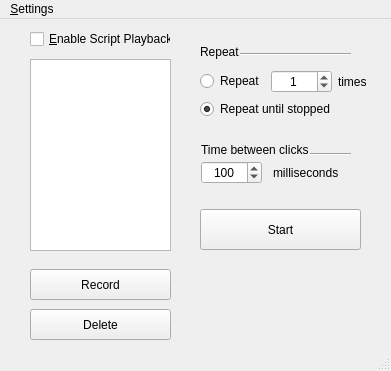
The window that pyside6_ui/monday.ui (tonycpmeum/input_record_playback) describes before a commit, drawn with Qt 5.
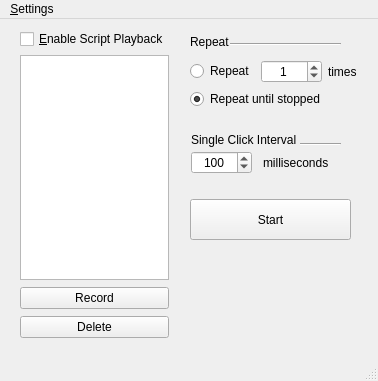
The same window after the commit. Custom widgets are drawn as their Qt base class.

Commit message: added UI custom behavior

```diff
--- a/pyside6_ui/monday.ui
+++ b/pyside6_ui/monday.ui
@@ -2,110 +2,41 @@
 <ui version="4.0">
  <class>MainWindow</class>
  <widget class="QMainWindow" name="MainWindow">
+  <property name="enabled">
+   <bool>true</bool>
+  </property>
   <property name="geometry">
    <rect>
     <x>0</x>
     <y>0</y>
-    <width>391</width>
-    <height>371</height>
+    <width>378</width>
+    <height>381</height>
    </rect>
   </property>
   <property name="windowTitle">
    <string>MainWindow</string>
   </property>
+  <property name="toolButtonStyle">
+   <enum>Qt::ToolButtonStyle::ToolButtonIconOnly</enum>
+  </property>
+  <property name="animated">
+   <bool>true</bool>
+  </property>
+  <property name="documentMode">
+   <bool>false</bool>
+  </property>
   <widget class="QWidget" name="centralwidget">
-   <widget class="QWidget" name="gridLayoutWidget">
-    <property name="geometry">
-     <rect>
-      <x>190</x>
-      <y>120</y>
-      <width>162</width>
-      <height>45</height>
-     </rect>
-    </property>
-    <layout class="QGridLayout" name="click_grid">
-     <property name="sizeConstraint">
-      <enum>QLayout::SizeConstraint::SetDefaultConstraint</enum>
-     </property>
-     <property name="leftMargin">
-      <number>0</number>
-     </property>
-     <property name="spacing">
-      <number>0</number>
-     </property>
-     <item row="1" column="1">
-      <widget class="QLabel" name="ms_label">
-       <property name="sizePolicy">
-        <sizepolicy hsizetype="Fixed" vsizetype="Preferred">
-         <horstretch>0</horstretch>
-         <verstretch>0</verstretch>
-        </sizepolicy>
-       </property>
-       <property name="text">
-        <string>milliseconds</string>
-       </property>
-       <property name="alignment">
-        <set>Qt::AlignmentFlag::AlignLeading|Qt::AlignmentFlag::AlignLeft|Qt::AlignmentFlag::AlignVCenter</set>
-       </property>
-      </widget>
-     </item>
-     <item row="0" column="0" colspan="2">
-      <widget class="QLabel" name="click_label">
-       <property name="enabled">
-        <bool>true</bool>
-       </property>
-       <property name="frameShape">
-        <enum>QFrame::Shape::NoFrame</enum>
-       </property>
-       <property name="text">
-        <string>Time between clicks</string>
-       </property>
-       <property name="scaledContents">
-        <bool>false</bool>
-       </property>
-       <property name="alignment">
-        <set>Qt::AlignmentFlag::AlignLeading|Qt::AlignmentFlag::AlignLeft|Qt::AlignmentFlag::AlignVCenter</set>
-       </property>
-      </widget>
-     </item>
-     <item row="1" column="0">
-      <widget class="QSpinBox" name="click_time_input">
-       <property name="sizePolicy">
-        <sizepolicy hsizetype="Fixed" vsizetype="Fixed">
-         <horstretch>0</horstretch>
-         <verstretch>0</verstretch>
-        </sizepolicy>
-       </property>
-       <property name="layoutDirection">
-        <enum>Qt::LayoutDirection::LeftToRight</enum>
-       </property>
-       <property name="autoFillBackground">
-        <bool>false</bool>
-       </property>
-       <property name="frame">
-        <bool>true</bool>
-       </property>
-       <property name="alignment">
-        <set>Qt::AlignmentFlag::AlignCenter</set>
-       </property>
-       <property name="accelerated">
-        <bool>false</bool>
-       </property>
-       <property name="maximum">
-        <number>10000</number>
-       </property>
-       <property name="value">
-        <number>100</number>
-       </property>
-      </widget>
-     </item>
-    </layout>
-   </widget>
+   <property name="enabled">
+    <bool>true</bool>
+   </property>
+   <property name="acceptDrops">
+    <bool>false</bool>
+   </property>
    <widget class="QWidget" name="gridLayoutWidget_2">
     <property name="geometry">
      <rect>
-      <x>200</x>
-      <y>20</y>
+      <x>190</x>
+      <y>10</y>
       <width>181</width>
       <height>80</height>
      </rect>
@@ -181,8 +112,8 @@
    <widget class="QPushButton" name="start_btn">
     <property name="geometry">
      <rect>
-      <x>200</x>
-      <y>190</y>
+      <x>190</x>
+      <y>180</y>
       <width>161</width>
       <height>41</height>
      </rect>
@@ -190,74 +121,15 @@
     <property name="text">
      <string>Start</string>
     </property>
-   </widget>
-   <widget class="QCheckBox" name="enable_script_checkbox">
-    <property name="geometry">
-     <rect>
-      <x>30</x>
-      <y>10</y>
-      <width>141</width>
-      <height>20</height>
-     </rect>
-    </property>
-    <property name="text">
-     <string>&amp;Enable Script Playback</string>
-    </property>
-   </widget>
-   <widget class="QPushButton" name="record_btn">
-    <property name="geometry">
-     <rect>
-      <x>30</x>
-      <y>250</y>
-      <width>141</width>
-      <height>31</height>
-     </rect>
-    </property>
-    <property name="text">
-     <string>Record</string>
-    </property>
-   </widget>
-   <widget class="CustomListView" name="listView">
-    <property name="geometry">
-     <rect>
-      <x>30</x>
-      <y>40</y>
-      <width>141</width>
-      <height>192</height>
-     </rect>
-    </property>
-   </widget>
-   <widget class="QPushButton" name="delete_btn">
-    <property name="geometry">
-     <rect>
-      <x>30</x>
-      <y>290</y>
-      <width>141</width>
-      <height>31</height>
-     </rect>
-    </property>
-    <property name="text">
-     <string>Delete</string>
-    </property>
-   </widget>
-   <widget class="Line" name="line">
-    <property name="geometry">
-     <rect>
-      <x>310</x>
-      <y>120</y>
-      <width>41</width>
-      <height>31</height>
-     </rect>
-    </property>
-    <property name="orientation">
-     <enum>Qt::Orientation::Horizontal</enum>
+    <property name="default">
+     <bool>false</bool>
     </property>
    </widget>
    <widget class="Line" name="line_3">
     <property name="geometry">
      <rect>
-      <x>240</x>
-      <y>20</y>
+      <x>230</x>
+      <y>10</y>
       <width>111</width>
       <height>31</height>
      </rect>
@@ -266,13 +138,227 @@
      <enum>Qt::Orientation::Horizontal</enum>
     </property>
    </widget>
+   <widget class="QWidget" name="verticalLayoutWidget_2">
+    <property name="geometry">
+     <rect>
+      <x>20</x>
+      <y>10</y>
+      <width>151</width>
+      <height>311</height>
+     </rect>
+    </property>
+    <layout class="QVBoxLayout" name="verticalLayout">
+     <item>
+      <widget class="QCheckBox" name="enable_script_checkbox">
+       <property name="text">
+        <string>&amp;Enable Script Playback</string>
+       </property>
+       <property name="autoRepeat">
+        <bool>false</bool>
+       </property>
+       <property name="tristate">
+        <bool>false</bool>
+       </property>
+      </widget>
+     </item>
+     <item>
+      <widget class="QWidget" name="script_container" native="true">
+       <property name="sizePolicy">
+        <sizepolicy hsizetype="Minimum" vsizetype="Minimum">
+         <horstretch>0</horstretch>
+         <verstretch>0</verstretch>
+        </sizepolicy>
+       </property>
+       <property name="maximumSize">
+        <size>
+         <width>16777215</width>
+         <height>16777215</height>
+        </size>
+       </property>
+       <widget class="QWidget" name="layoutWidget">
+        <property name="geometry">
+         <rect>
+          <x>0</x>
+          <y>0</y>
+          <width>149</width>
+          <height>283</height>
+         </rect>
+        </property>
+        <layout class="QVBoxLayout" name="script_func_group">
+         <property name="spacing">
+          <number>7</number>
+         </property>
+         <property name="sizeConstraint">
+          <enum>QLayout::SizeConstraint::SetMinimumSize</enum>
+         </property>
+         <item>
+          <widget class="CustomListView" name="listView">
+           <property name="enabled">
+            <bool>true</bool>
+           </property>
+          </widget>
+         </item>
+         <item>
+          <widget class="QPushButton" name="record_btn">
+           <property name="sizePolicy">
+            <sizepolicy hsizetype="Minimum" vsizetype="Fixed">
+             <horstretch>0</horstretch>
+             <verstretch>0</verstretch>
+            </sizepolicy>
+           </property>
+           <property name="autoFillBackground">
+            <bool>false</bool>
+           </property>
+           <property name="text">
+            <string>Record</string>
+           </property>
+           <property name="checkable">
+            <bool>false</bool>
+           </property>
+           <property name="checked">
+            <bool>false</bool>
+           </property>
+           <property name="autoDefault">
+            <bool>false</bool>
+           </property>
+           <property name="default">
+            <bool>false</bool>
+           </property>
+           <property name="flat">
+            <bool>false</bool>
+           </property>
+          </widget>
+         </item>
+         <item>
+          <widget class="QPushButton" name="delete_btn">
+           <property name="text">
+            <string>Delete</string>
+           </property>
+          </widget>
+         </item>
+        </layout>
+       </widget>
+      </widget>
+     </item>
+    </layout>
+   </widget>
+   <widget class="QWidget" name="click_container" native="true">
+    <property name="geometry">
+     <rect>
+      <x>180</x>
+      <y>100</y>
+      <width>171</width>
+      <height>61</height>
+     </rect>
+    </property>
+    <widget class="Line" name="line">
+     <property name="geometry">
+      <rect>
+       <x>120</x>
+       <y>10</y>
+       <width>41</width>
+       <height>31</height>
+      </rect>
+     </property>
+     <property name="orientation">
+      <enum>Qt::Orientation::Horizontal</enum>
+     </property>
+    </widget>
+    <widget class="QWidget" name="gridLayoutWidget">
+     <property name="geometry">
+      <rect>
+       <x>0</x>
+       <y>10</y>
+       <width>162</width>
+       <height>45</height>
+      </rect>
+     </property>
+     <layout class="QGridLayout" name="click_grid">
+      <property name="sizeConstraint">
+       <enum>QLayout::SizeConstraint::SetDefaultConstraint</enum>
+      </property>
+      <property name="leftMargin">
+       <number>0</number>
+      </property>
+      <property name="spacing">
+       <number>0</number>
+      </property>
+      <item row="1" column="0">
+       <widget class="QSpinBox" name="click_time_input">
+        <property name="sizePolicy">
+         <sizepolicy hsizetype="Fixed" vsizetype="Fixed">
+          <horstretch>0</horstretch>
+          <verstretch>0</verstretch>
+         </sizepolicy>
+        </property>
+        <property name="layoutDirection">
+         <enum>Qt::LayoutDirection::LeftToRight</enum>
+        </property>
+        <property name="autoFillBackground">
+         <bool>false</bool>
+        </property>
+        <property name="frame">
+         <bool>true</bool>
+        </property>
+        <property name="alignment">
+         <set>Qt::AlignmentFlag::AlignCenter</set>
+        </property>
+        <property name="accelerated">
+         <bool>false</bool>
+        </property>
+        <property name="maximum">
+         <number>10000</number>
+        </property>
+        <property name="value">
+         <number>100</number>
+        </property>
+       </widget>
+      </item>
+      <item row="1" column="1">
+       <widget class="QLabel" name="ms_label">
+        <property name="sizePolicy">
+         <sizepolicy hsizetype="Fixed" vsizetype="Preferred">
+          <horstretch>0</horstretch>
+          <verstretch>0</verstretch>
+         </sizepolicy>
+        </property>
+        <property name="text">
+         <string>milliseconds</string>
+        </property>
+        <property name="alignment">
+         <set>Qt::AlignmentFlag::AlignLeading|Qt::AlignmentFlag::AlignLeft|Qt::AlignmentFlag::AlignVCenter</set>
+        </property>
+       </widget>
+      </item>
+      <item row="0" column="0" colspan="2">
+       <widget class="QLabel" name="click_label">
+        <property name="enabled">
+         <bool>true</bool>
+        </property>
+        <property name="frameShape">
+         <enum>QFrame::Shape::NoFrame</enum>
+        </property>
+        <property name="text">
+         <string>Single Click Interval</string>
+        </property>
+        <property name="scaledContents">
+         <bool>false</bool>
+        </property>
+        <property name="alignment">
+         <set>Qt::AlignmentFlag::AlignLeading|Qt::AlignmentFlag::AlignLeft|Qt::AlignmentFlag::AlignVCenter</set>
+        </property>
+       </widget>
+      </item>
+     </layout>
+    </widget>
+   </widget>
   </widget>
   <widget class="QMenuBar" name="menubar">
    <property name="geometry">
     <rect>
      <x>0</x>
      <y>0</y>
-     <width>391</width>
+     <width>378</width>
      <height>22</height>
     </rect>
    </property>
```
Left out of the diff: 17 changed lines with no effect on the pictures. The commit also changes 4 other files.
